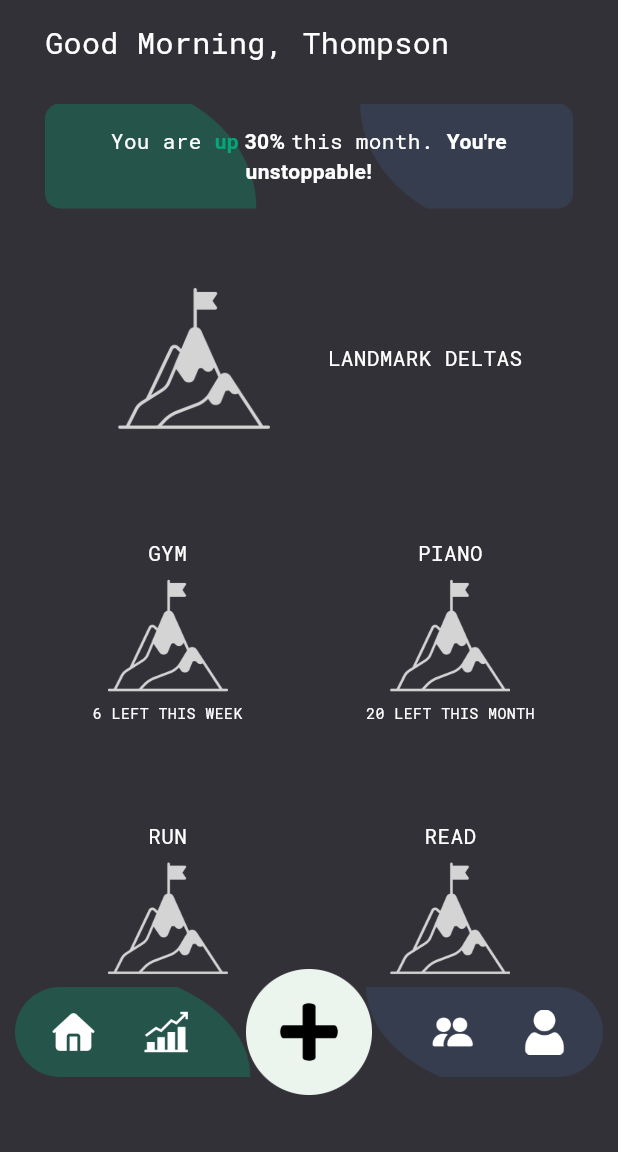
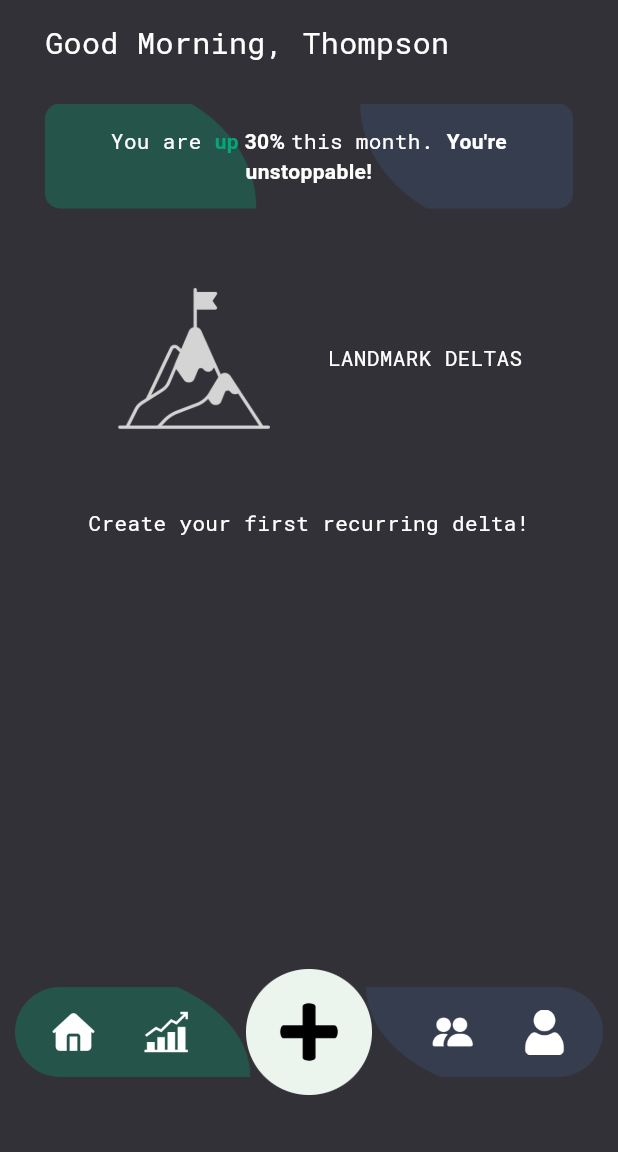
Before and after one commit to ItsThompson/neo_delta, a Flutter app: the screen it shows after launch, on a phone screen of 412 x 824 dp, the part 84-1236 px from its top. Run offline on Flutter 3.47's test engine with Material 3 defaults, Android fonts, the phone set to English and light mode, and no system bars; our stand-ins replace fl_chart, go_router, sqflite; missing offline and left inert: format; accounts and stored records are empty.

Commit message:
feat(recurringDelta): Recurring delta connected to database - updated + clean flutter

```diff
--- a/lib/pages/new_recurring_delta.dart
+++ b/lib/pages/new_recurring_delta.dart
@@ -32,11 +32,11 @@ class _NewRecurringPageState extends State<NewRecurringPage> {
   }
 
   effectiveVolCallback(value) {
-    minVol = value;
+    effectiveVol = value;
   }
 
   optimalVolCallback(value) {
-    minVol = value;
+    optimalVol = value;
   }
 
   weightingCallback(value) {
@@ -158,7 +158,7 @@ class _NewRecurringPageState extends State<NewRecurringPage> {
                 completedToday: false);
 
             DatabaseRecurringDeltaService()
-                .insertNewRecurringDelta(newRecurringDelta);
+                .insertNewRecurringDelta(newRecurringDelta); // TODO: NEED TO UPDATE GRID AFTER NEW INSERT
             context.pop();
           }
         },
--- a/lib/pages/pageviews/stats_alltime.dart
+++ b/lib/pages/pageviews/stats_alltime.dart
@@ -25,6 +25,5 @@ class _StatsPageViewAllTimeState extends State<StatsPageViewAllTime> {
   }
 }
 
-
 // TODO: On "shouldUpdateStats" true: Update graphs and then set back to false
 // context.watch<StatsFilter>().shouldUpdateStats
--- a/lib/widgets/home/recurring_delta_grid.dart
+++ b/lib/widgets/home/recurring_delta_grid.dart
@@ -5,66 +5,92 @@ import 'package:neo_delta/database/database_recurring_delta.dart';
 import 'package:neo_delta/main_theme.dart';
 import 'package:neo_delta/models/recurring_delta.dart';
 
-List<RecurringDelta> recurringDeltas = [
-  RecurringDelta(
-    id: 0,
-    name: "GYM",
-    iconSrc: "assets/landmark.png",
-    deltaInterval: DeltaInterval.week,
-    weighting: 3,
-    remainingFrequency: 6,
-    minimumVolume: 6,
-    effectiveVolume: 5,
-    optimalVolume: 20,
-    startDate: DateTime(2024),
-    completedToday: false,
-  ),
-  RecurringDelta(
-    id: 1,
-    name: "PIANO",
-    iconSrc: "assets/landmark.png",
-    deltaInterval: DeltaInterval.month,
-    weighting: 3,
-    remainingFrequency: 20,
-    minimumVolume: 6,
-    effectiveVolume: 5,
-    optimalVolume: 20,
-    startDate: DateTime(2024),
-    completedToday: false,
-  ),
-  RecurringDelta(
-    id: 2,
-    name: "RUN",
-    iconSrc: "assets/landmark.png",
-    deltaInterval: DeltaInterval.week,
-    weighting: 3,
-    remainingFrequency: 3,
-    minimumVolume: 6,
-    effectiveVolume: 5,
-    optimalVolume: 20,
-    startDate: DateTime(2024),
-    completedToday: false,
-  ),
-  RecurringDelta(
-    id: 3,
-    name: "READ",
-    iconSrc: "assets/landmark.png",
-    deltaInterval: DeltaInterval.day,
-    weighting: 3,
-    remainingFrequency: 1,
-    minimumVolume: 6,
-    effectiveVolume: 5,
-    optimalVolume: 20,
-    startDate: DateTime(2024),
-    completedToday: false,
-  )
-];
+// List<RecurringDelta> recurringDeltas = [
+//   RecurringDelta(
+//     id: 0,
+//     name: "GYM",
+//     iconSrc: "assets/landmark.png",
+//     deltaInterval: DeltaInterval.week,
+//     weighting: 3,
+//     remainingFrequency: 6,
+//     minimumVolume: 6,
+//     effectiveVolume: 5,
+//     optimalVolume: 20,
+//     startDate: DateTime(2024),
+//     completedToday: false,
+//   ),
+//   RecurringDelta(
+//     id: 1,
+//     name: "PIANO",
+//     iconSrc: "assets/landmark.png",
+//     deltaInterval: DeltaInterval.month,
+//     weighting: 3,
+//     remainingFrequency: 20,
+//     minimumVolume: 6,
+//     effectiveVolume: 5,
+//     optimalVolume: 20,
+//     startDate: DateTime(2024),
+//     completedToday: false,
+//   ),
+//   RecurringDelta(
+//     id: 2,
+//     name: "RUN",
+//     iconSrc: "assets/landmark.png",
+//     deltaInterval: DeltaInterval.week,
+//     weighting: 3,
+//     remainingFrequency: 3,
+//     minimumVolume: 6,
+//     effectiveVolume: 5,
+//     optimalVolume: 20,
+//     startDate: DateTime(2024),
+//     completedToday: false,
+//   ),
+//   RecurringDelta(
+//     id: 3,
+//     name: "READ",
+//     iconSrc: "assets/landmark.png",
+//     deltaInterval: DeltaInterval.day,
+//     weighting: 3,
+//     remainingFrequency: 1,
+//     minimumVolume: 6,
+//     effectiveVolume: 5,
+//     optimalVolume: 20,
+//     startDate: DateTime(2024),
+//     completedToday: false,
+//   )
+// ];
 
 class RecurringDeltaGrid extends StatelessWidget {
   const RecurringDeltaGrid({super.key});
 
   @override
   Widget build(BuildContext context) {
+    return FutureBuilder<List<RecurringDelta>>(
+        future: DatabaseRecurringDeltaService().getAllRecurringDeltas(),
+        builder: (context, snapshot) {
+          if (snapshot.connectionState == ConnectionState.waiting) {
+            return Center(
+                child: CircularProgressIndicator(
+              color: mainTheme.colorScheme.primary,
+            ));
+          }
+
+          final List<RecurringDelta> recurringDeltas = snapshot.data!;
+
+          if (snapshot.hasData) {
+            if (recurringDeltas.isEmpty) {
+              return const Center(
+                child: Text('Create your first recurring delta!'),
+              );
+            }
+          }
+
+          if (snapshot.data == null) {
+            return const Center(
+              child: Text('No data'),
+            );
+          }
+
           return Expanded(
               child: Scrollbar(
                   child: GridView.count(
@@ -72,9 +98,11 @@ class RecurringDeltaGrid extends StatelessWidget {
             mainAxisSpacing: 25,
             crossAxisSpacing: 25,
             children: List.generate(recurringDeltas.length, (index) {
-        return RecurringDeltaButton(initRecurringDelta: recurringDeltas[index]);
+              return RecurringDeltaButton(
+                  initRecurringDelta: recurringDeltas[index]);
             }),
           )));
+        });
   }
 }
 
```
Also changed, not shown: lib/database/database_recurring_delta.dart (+50 -10 lines), lib/models/recurring_delta.dart (+26 -23 lines), lib/pages/recurring_delta.dart (+85 -140 lines), pubspec.lock, 2 other files. Lines whose indentation alone changed are shown as unchanged.
